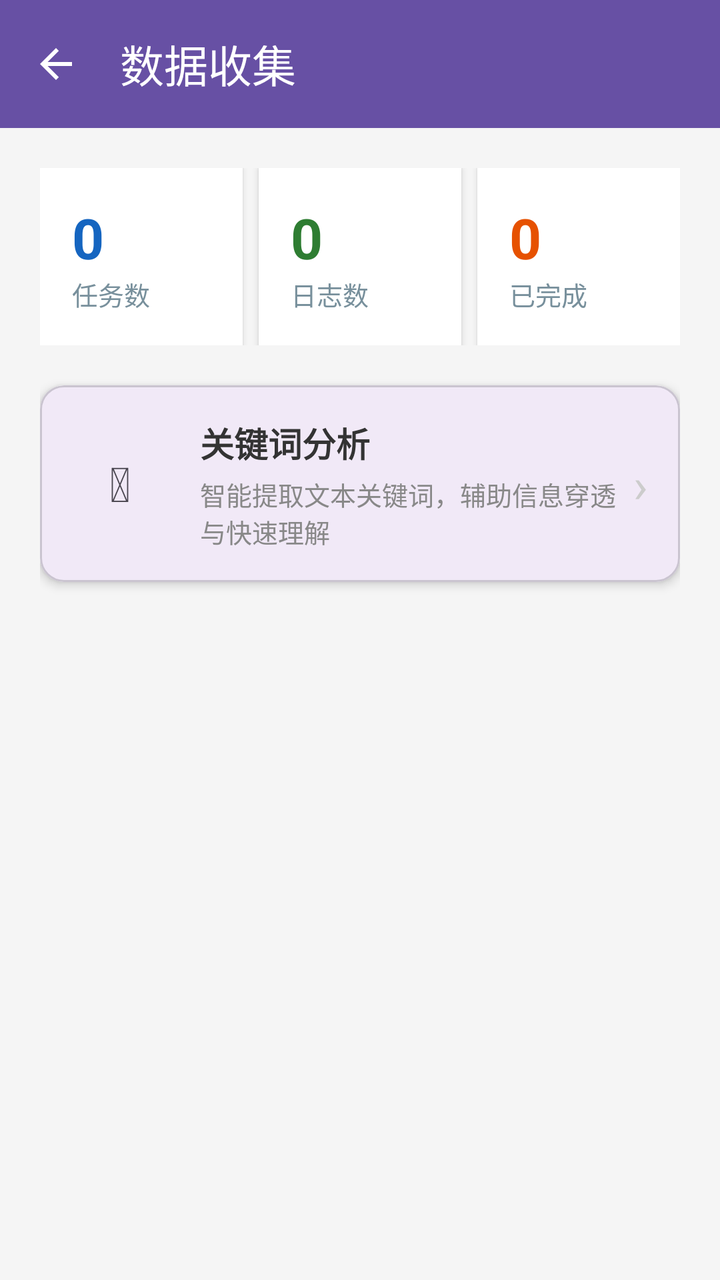
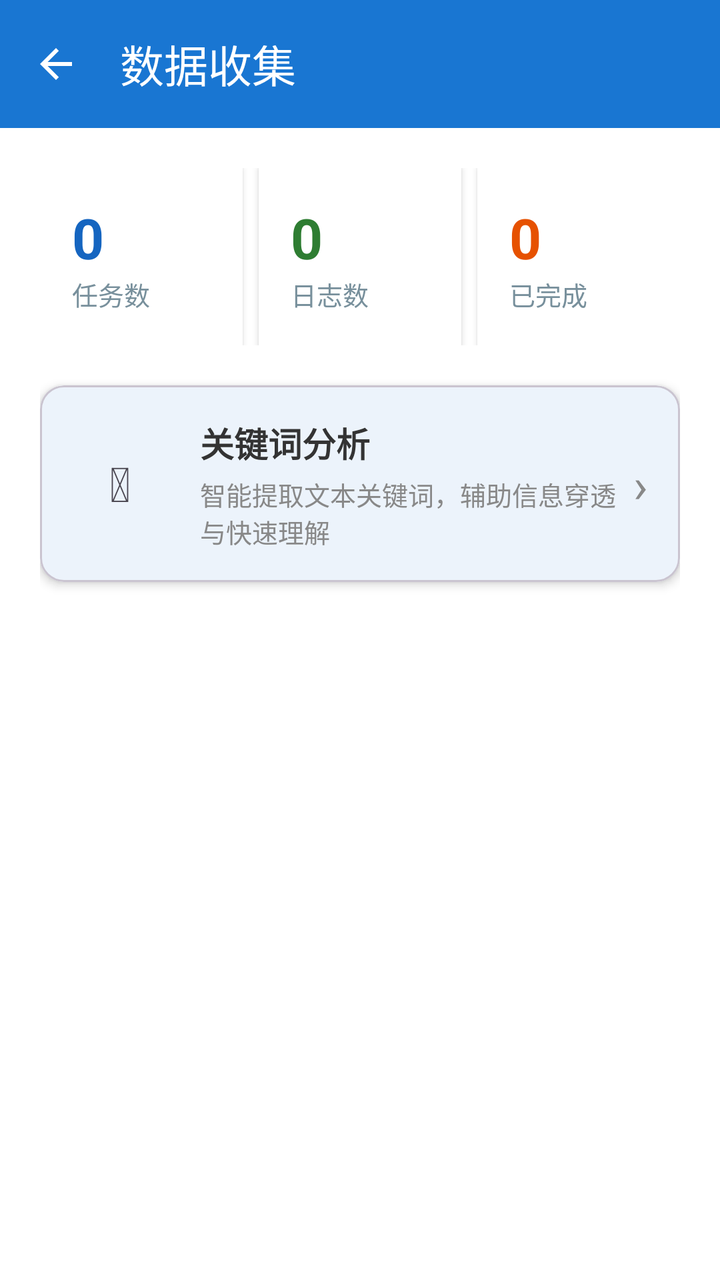

The first picture is an Android layout as it rendered before a commit; the second is the same layout after the commit. The layout source and the unified diff follow.
<!-- AndroidManifest.xml: application theme Theme.Project_Pandora -->
<!-- res/layout/activity_data_collect.xml -->
<?xml version="1.0" encoding="utf-8"?>
<layout xmlns:android="http://schemas.android.com/apk/res/android"
    xmlns:app="http://schemas.android.com/apk/res-auto">

    <data>

    </data>

    <androidx.constraintlayout.widget.ConstraintLayout
        android:layout_width="match_parent"
        android:layout_height="match_parent"
        android:background="#F5F5F5">

        <com.google.android.material.appbar.MaterialToolbar
            android:id="@+id/toolbar"
            android:layout_width="match_parent"
            android:layout_height="wrap_content"
            android:background="?attr/colorPrimary"
            app:title="数据收集"
            app:titleTextColor="@android:color/white"
            app:navigationIcon="@drawable/ic_back"
            app:layout_constraintTop_toTopOf="parent" />

        <LinearLayout
            android:layout_width="match_parent"
            android:layout_height="0dp"
            android:orientation="vertical"
            android:padding="20dp"
            app:layout_constraintTop_toBottomOf="@id/toolbar"
            app:layout_constraintBottom_toBottomOf="parent">

            <LinearLayout
                android:layout_width="match_parent"
                android:layout_height="wrap_content"
                android:orientation="horizontal"
                android:weightSum="3"
                android:layout_marginBottom="20dp">

                <LinearLayout
                    android:layout_width="0dp"
                    android:layout_height="wrap_content"
                    android:layout_weight="1"
                    android:orientation="vertical"
                    android:background="@android:color/white"
                    android:padding="16dp"
                    android:layout_marginEnd="8dp"
                    android:elevation="2dp">

                    <TextView
                        android:id="@+id/textTaskCount"
                        android:layout_width="wrap_content"
                        android:layout_height="wrap_content"
                        android:text="0"
                        android:textSize="28sp"
                        android:textStyle="bold"
                        android:textColor="#1565C0" />

                    <TextView
                        android:layout_width="wrap_content"
                        android:layout_height="wrap_content"
                        android:text="任务数"
                        android:textSize="13sp"
                        android:textColor="#78909C" />

                </LinearLayout>

                <LinearLayout
                    android:layout_width="0dp"
                    android:layout_height="wrap_content"
                    android:layout_weight="1"
                    android:orientation="vertical"
                    android:background="@android:color/white"
                    android:padding="16dp"
                    android:layout_marginEnd="8dp"
                    android:elevation="2dp">

                    <TextView
                        android:id="@+id/textLogCount"
                        android:layout_width="wrap_content"
                        android:layout_height="wrap_content"
                        android:text="0"
                        android:textSize="28sp"
                        android:textStyle="bold"
                        android:textColor="#2E7D32" />

                    <TextView
                        android:layout_width="wrap_content"
                        android:layout_height="wrap_content"
                        android:text="日志数"
                        android:textSize="13sp"
                        android:textColor="#78909C" />

                </LinearLayout>

                <LinearLayout
                    android:layout_width="0dp"
                    android:layout_height="wrap_content"
                    android:layout_weight="1"
                    android:orientation="vertical"
                    android:background="@android:color/white"
                    android:padding="16dp"
                    android:elevation="2dp">

                    <TextView
                        android:id="@+id/textCompletedCount"
                        android:layout_width="wrap_content"
                        android:layout_height="wrap_content"
                        android:text="0"
                        android:textSize="28sp"
                        android:textStyle="bold"
                        android:textColor="#E65100" />

                    <TextView
                        android:layout_width="wrap_content"
                        android:layout_height="wrap_content"
                        android:text="已完成"
                        android:textSize="13sp"
                        android:textColor="#78909C" />

                </LinearLayout>

            </LinearLayout>

            <com.google.android.material.card.MaterialCardView
                android:id="@+id/btnKeywordAnalysis"
                android:layout_width="match_parent"
                android:layout_height="wrap_content"
                app:cardCornerRadius="12dp"
                app:cardElevation="3dp"
                android:clickable="true"
                android:focusable="true">

                <LinearLayout
                    android:layout_width="match_parent"
                    android:layout_height="wrap_content"
                    android:orientation="horizontal"
                    android:gravity="center_vertical"
                    android:padding="16dp">

                    <TextView
                        android:layout_width="48dp"
                        android:layout_height="48dp"
                        android:text="&#x1F50D;"
                        android:textSize="24sp"
                        android:gravity="center"
                        android:layout_marginEnd="16dp" />

                    <LinearLayout
                        android:layout_width="0dp"
                        android:layout_height="wrap_content"
                        android:layout_weight="1"
                        android:orientation="vertical">

                        <TextView
                            android:layout_width="wrap_content"
                            android:layout_height="wrap_content"
                            android:text="关键词分析"
                            android:textSize="17sp"
                            android:textStyle="bold"
                            android:textColor="#333333" />

                        <TextView
                            android:layout_width="wrap_content"
                            android:layout_height="wrap_content"
                            android:text="智能提取文本关键词，辅助信息穿透与快速理解"
                            android:textSize="13sp"
                            android:textColor="#888888"
                            android:layout_marginTop="4dp" />

                    </LinearLayout>

                    <TextView
                        android:layout_width="wrap_content"
                        android:layout_height="wrap_content"
                        android:text="›"
                        android:textSize="24sp"
                        android:textColor="#CCCCCC" />

                </LinearLayout>
            </com.google.android.material.card.MaterialCardView>

        </LinearLayout>

    </androidx.constraintlayout.widget.ConstraintLayout>
</layout>
<!-- resources referenced by this layout -->
<resources>
  <!-- drawable ic_back (drawable) -->
  <vector xmlns:android="http://schemas.android.com/apk/res/android"
      android:width="24dp"
      android:height="24dp"
      android:viewportWidth="24"
      android:viewportHeight="24"
      android:tint="?attr/colorOnPrimary">
      <path
          android:fillColor="@android:color/white"
          android:pathData="M20,11H7.83l5.59,-5.59L12,4l-8,8 8,8 1.41,-1.41L7.83,13H20v-2z" />
  </vector>
  <style name="Theme.Project_Pandora" parent="Base.Theme.Project_Pandora" />
  <style name="Base.Theme.Project_Pandora" parent="Theme.Material3.DayNight.NoActionBar">
          
          
      </style>
</resources>

<!-- the commit's change to res/layout/activity_data_collect.xml (unified diff, before → after) -->
@@ -9,7 +9,7 @@
     <androidx.constraintlayout.widget.ConstraintLayout
         android:layout_width="match_parent"
         android:layout_height="match_parent"
-        android:background="#F5F5F5">
+        android:background="@color/color_bg_page">
 
         <com.google.android.material.appbar.MaterialToolbar
             android:id="@+id/toolbar"
@@ -41,7 +41,7 @@
                     android:layout_height="wrap_content"
                     android:layout_weight="1"
                     android:orientation="vertical"
-                    android:background="@android:color/white"
+                    android:background="?attr/colorSurface"
                     android:padding="16dp"
                     android:layout_marginEnd="8dp"
                     android:elevation="2dp">
@@ -69,7 +69,7 @@
                     android:layout_height="wrap_content"
                     android:layout_weight="1"
                     android:orientation="vertical"
-                    android:background="@android:color/white"
+                    android:background="?attr/colorSurface"
                     android:padding="16dp"
                     android:layout_marginEnd="8dp"
                     android:elevation="2dp">
@@ -97,7 +97,7 @@
                     android:layout_height="wrap_content"
                     android:layout_weight="1"
                     android:orientation="vertical"
-                    android:background="@android:color/white"
+                    android:background="?attr/colorSurface"
                     android:padding="16dp"
                     android:elevation="2dp">
 
@@ -157,14 +157,14 @@
                             android:text="关键词分析"
                             android:textSize="17sp"
                             android:textStyle="bold"
-                            android:textColor="#333333" />
+                            android:textColor="@color/color_text_primary" />
 
                         <TextView
                             android:layout_width="wrap_content"
                             android:layout_height="wrap_content"
                             android:text="智能提取文本关键词，辅助信息穿透与快速理解"
                             android:textSize="13sp"
-                            android:textColor="#888888"
+                            android:textColor="@color/color_text_secondary"
                             android:layout_marginTop="4dp" />
 
                     </LinearLayout>
@@ -174,7 +174,7 @@
                         android:layout_height="wrap_content"
                         android:text="›"
                         android:textSize="24sp"
-                        android:textColor="#CCCCCC" />
+                        android:textColor="@color/color_text_secondary" />
 
                 </LinearLayout>
             </com.google.android.material.card.MaterialCardView>
<!-- resource entries referenced after the edit -->
@@ -1,5 +1,8 @@
 <!-- resources referenced by this layout -->
 <resources>
+  <color name="color_bg_page">#FFFFFFFF</color>
+  <color name="color_text_primary">#FF333333</color>
+  <color name="color_text_secondary">#FF888888</color>
   <!-- drawable ic_back (drawable) -->
   <vector xmlns:android="http://schemas.android.com/apk/res/android"
       android:width="24dp"
@@ -14,7 +17,16 @@
   <style name="Theme.Project_Pandora" parent="Base.Theme.Project_Pandora" />
   <style name="Base.Theme.Project_Pandora" parent="Theme.Material3.DayNight.NoActionBar">
           
-          
+          <item name="colorPrimary">@color/color_calendar_today</item>
+          <item name="colorOnPrimary">@color/white</item>
+          <item name="colorSurface">@color/color_bg_page</item>
+          <item name="colorOnSurface">@color/color_text_primary</item>
+          <item name="colorOnSurfaceVariant">@color/color_text_secondary</item>
+          <item name="android:colorBackground">@color/color_bg_page</item>
+          <item name="android:textColorPrimary">@color/color_text_primary</item>
+          <item name="android:textColorSecondary">@color/color_text_secondary</item>
       </style>
+  <color name="color_calendar_today">#FF1976D2</color>
+  <color name="white">#FFFFFFFF</color>
 </resources>
 
